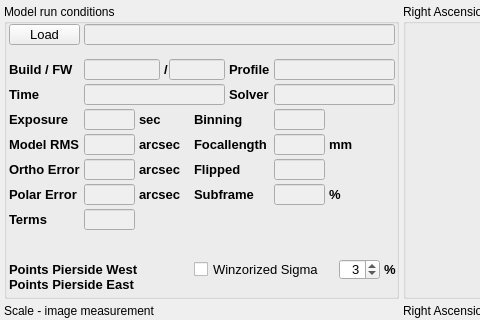
mworion/MountWizzard4, file mw4/gui/widgets/analyse.ui: the form before one commit; both pictures show x 0 to 480 and y 0 to 320 of the 1200 by 900 pixel window.
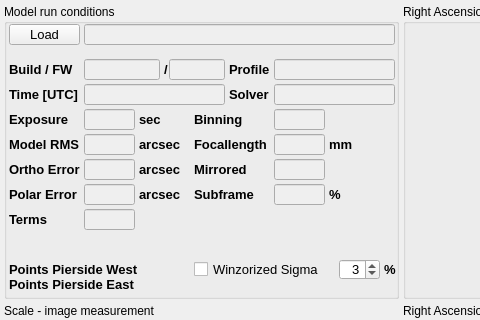
The form after the commit.

What changed in the file:
```diff
--- a/mw4/gui/widgets/analyse.ui
+++ b/mw4/gui/widgets/analyse.ui
@@ -772,13 +772,14 @@
       </property>
       <property name="font">
        <font>
+        <family>Arial</family>
         <pointsize>10</pointsize>
         <weight>75</weight>
         <bold>true</bold>
        </font>
       </property>
       <property name="text">
-       <string>Time</string>
+       <string>Time [UTC]</string>
       </property>
      </widget>
      <widget class="QLabel" name="label_5">
@@ -872,13 +873,14 @@
       </property>
       <property name="font">
        <font>
+        <family>Arial</family>
         <pointsize>10</pointsize>
         <weight>75</weight>
         <bold>true</bold>
        </font>
       </property>
       <property name="text">
-       <string>Flipped</string>
+       <string>Mirrored</string>
       </property>
      </widget>
      <widget class="QDoubleSpinBox" name="limit">
```
Left out of the diff: 26 changed lines with no effect on the pictures.
